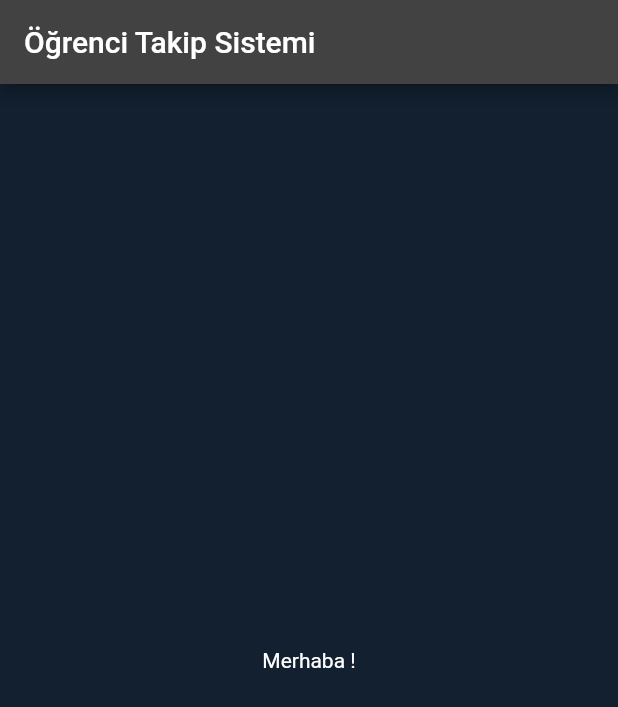
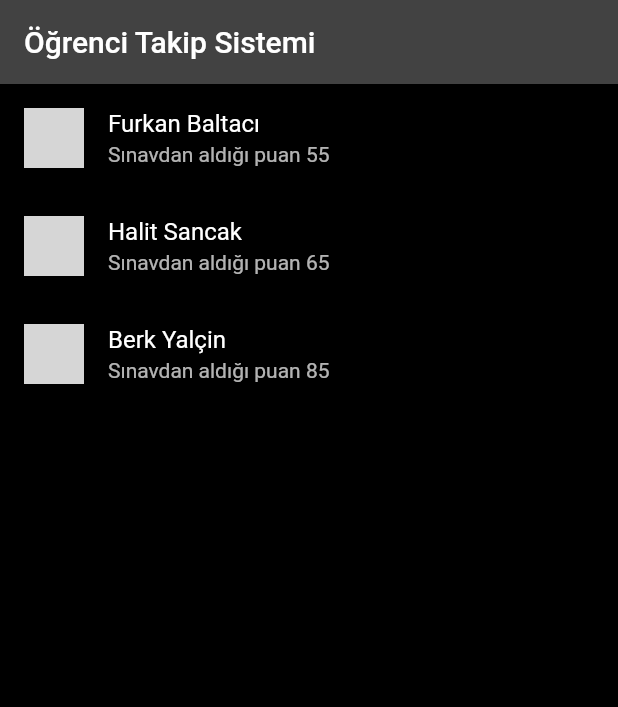
Before and after one commit to frknbltci/flutter_application_widgets_api, a Flutter app: the screen it shows after launch, on a phone screen of 412 x 824 dp. Shown: the top 707 px of the screen. Run offline on Flutter 3.47's test engine with Material 2 defaults, Android fonts, the light colour scheme and no system bars; network calls fail; grey boxes are pictures that could not be loaded.

Commit message:
made list view

```diff
--- a/lib/main.dart
+++ b/lib/main.dart
@@ -1,17 +1,18 @@
 import 'package:flutter/material.dart';
+import 'package:flutter_application_widgets_api/models/student.dart';
 
 void main() {
   runApp(MyApp());
 }
 
-final Color darkBlue = Color.fromARGB(255, 18, 32, 47);
+//Color darkBlue = const Color.fromARGB(0, 0, 0, 47);
 
 class MyApp extends StatelessWidget {
   @override
   Widget build(BuildContext context) {
     //cupertiono
     return MaterialApp(
-      theme: ThemeData.dark().copyWith(scaffoldBackgroundColor: darkBlue),
+      theme: ThemeData.dark().copyWith(scaffoldBackgroundColor: Colors.black),
       debugShowCheckedModeBanner: false,
       home: HomeScreen(),
     );
@@ -19,16 +20,41 @@ class MyApp extends StatelessWidget {
 }
 
 class HomeScreen extends StatelessWidget {
+  List<Student> students = [
+    Student.withId(1, 55, "Baltacı", "Furkan"),
+    Student.withId(2, 65, "Sancak", "Halit"),
+    Student.withId(3, 85, "Yalçin", "Berk")
+  ];
+
   @override
   Widget build(BuildContext context) {
     // TODO: implement build
     return Scaffold(
-      appBar: AppBar(
-        title: Text("Öğrenci Takip Sistemi"),
-      ),
-      body: Center(
-        child: Text("Merhaba !"),
-      ),
+        appBar: AppBar(title: Text("Öğrenci Takip Sistemi")),
+        body: buildBody());
+  }
+
+  Widget buildBody() {
+    return Column(
+      children: <Widget>[
+        Expanded(
+          child: ListView.builder(
+              itemCount: students.length,
+              itemBuilder: (BuildContext context, int index) {
+                return ListTile(
+                  title: Text(students[index].firstName +
+                      " " +
+                      students[index].lastName),
+                  subtitle: Text("Sınavdan aldığı puan " +
+                      students[index].grade.toString()),
+                  leading: CircleAvatar(
+                    backgroundImage: NetworkImage(
+                        "https://www.iconsdb.com/icons/preview/royal-blue/checkmark-xxl.png"),
+                  ),
+                );
+              }),
+        )
+      ],
     );
   }
 }
--- /dev/null
+++ b/lib/models/student.dart
@@ -0,0 +1,11 @@
+class Student {
+  late int id;
+  late String firstName;
+  late String lastName;
+  late int grade;
+  late String status;
+
+  Student(this.firstName, this.lastName, this.grade);
+
+  Student.withId(this.id, this.grade, this.lastName, this.firstName);
+}
```
